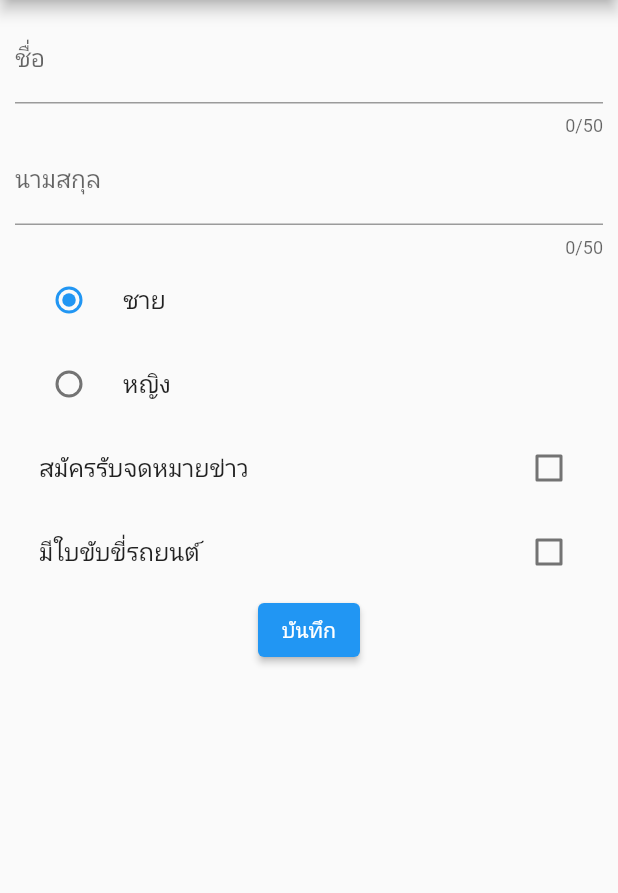
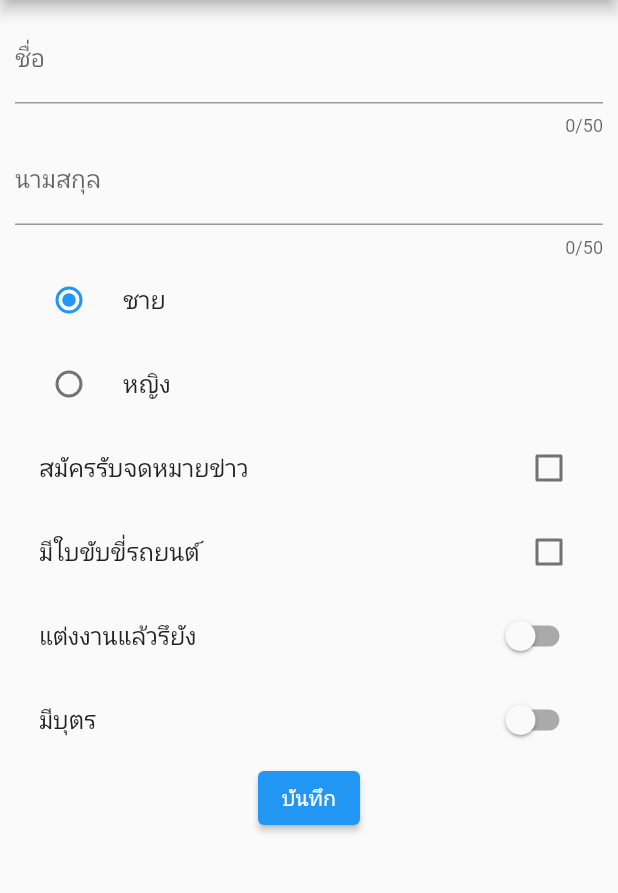
Before and after one commit to PornthaweeWork/flutter_form, a Flutter app: the screen it shows after launch, after a tap on "บันทึก", on a phone screen of 412 x 824 dp, the part 84-977 px from its top. Run offline on Flutter 3.47's test engine with Material 2 defaults, Android fonts, the phone set to English and light mode, and no system bars.

Commit message:
Create Widget Switch

```diff
--- a/lib/screens/home_screen.dart
+++ b/lib/screens/home_screen.dart
@@ -11,6 +11,8 @@ class _HomeScreenState extends State<HomeScreen> {
   var gender = 'male';
   var newsletter = false;
   var driver = false;
+  var marry = false;
+  var child = false;
 
   @override
   Widget build(BuildContext context) {
@@ -24,12 +26,15 @@ class _HomeScreenState extends State<HomeScreen> {
               buildTextField(),
               buildRadio(),
               buildCheckbox(),
+              buildSwitch(),
               ElevatedButton(
                 onPressed: () {
                   print('Name: ${nameController.text} ${surnameController.text}');
                   print('Gender: ${gender}');
                   print('Newsletter: ${newsletter}');
                   print('Driver: ${driver}');
+                  print('Marry: ${marry}');
+                  print('Child: ${child}');
                 },
                 child: Text('บันทึก'),
               ),
@@ -39,6 +44,21 @@ class _HomeScreenState extends State<HomeScreen> {
       ),
     );
   }
+
+  Widget buildSwitch() => Column(
+    children: [
+      SwitchListTile(
+        title: Text('แต่งงานแล้วรึยัง'),
+        value: marry,
+        onChanged: (value) => setState(() => marry = value),
+      ),
+      SwitchListTile(
+        title: Text('มีบุตร'),
+        value: child,
+        onChanged: (value) => setState(() => child = value),
+      ),
+    ],
+  );
 
   Widget buildCheckbox() => Column(
     children: [
```
